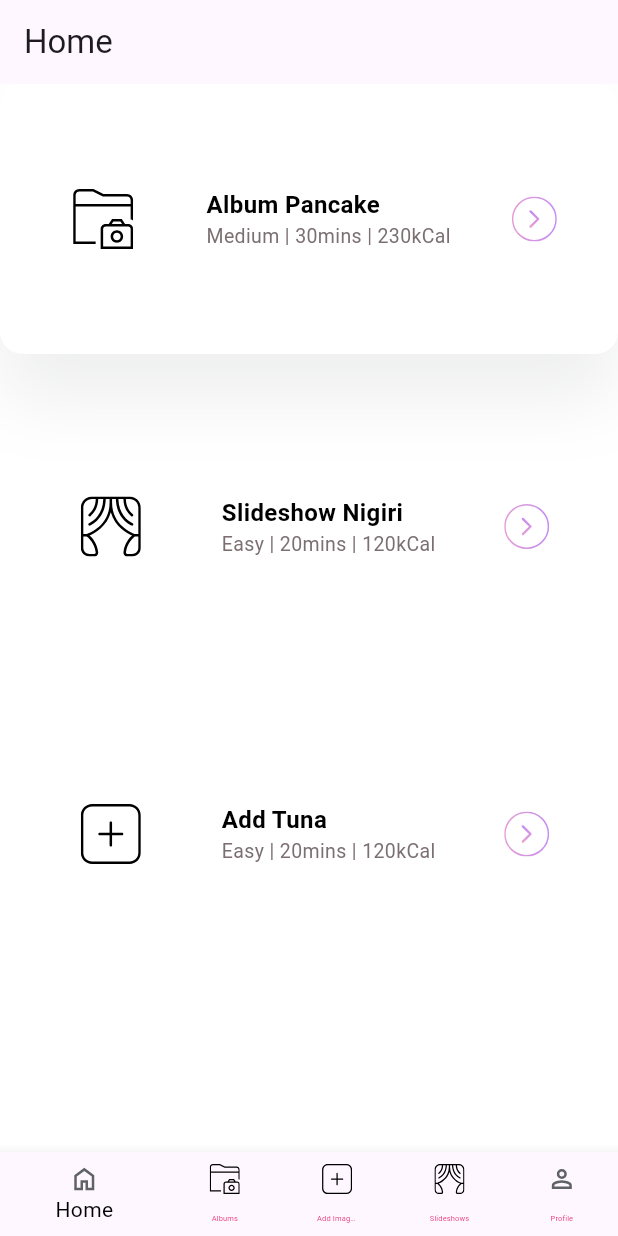
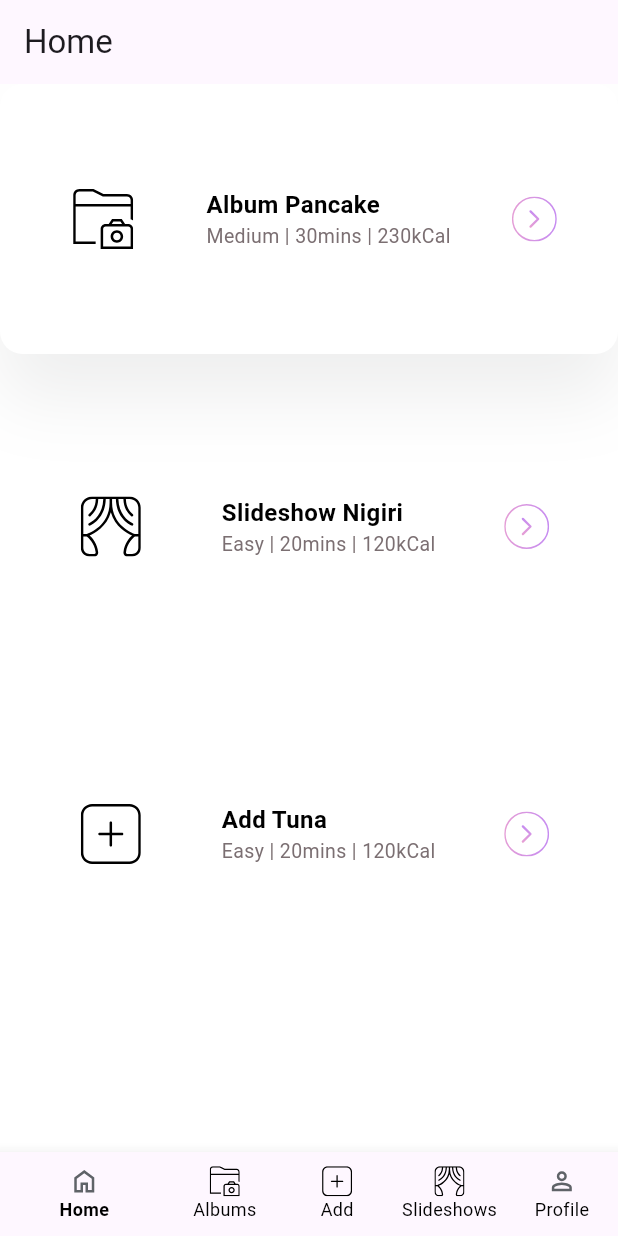
Before and after one commit to jaysteele13/moods_on_display, a Flutter app: the screen it shows once a user with an empty profile is signed in, on a phone screen of 412 x 824 dp. Run offline on Flutter 3.47's test engine with Material 3 defaults, Android fonts, the phone set to English and light mode, and no system bars; our stand-ins replace firebase_auth, firebase_core, flutter_svg, google_sign_in; accounts and stored records are empty.

Commit message:
nav working

```diff
--- a/lib/logic/navigation/navbar_widget.dart
+++ b/lib/logic/navigation/navbar_widget.dart
@@ -18,45 +18,45 @@ class _NavigationMenuState extends State<NavigationMenu> {
         return BottomNavigationBar(
           currentIndex: navigationProvider.currentIndex,
           onTap: (index) {
+          if (index != navigationProvider.currentIndex) {
             navigationProvider.setIndex(index);
 
-
-            // based on index determine what happens next, have page manager
-            // Custom actions based on the index
             switch (index) {
               case 0:
-                // Navigate to Home Screen or perform a Home action
                 Navigator.pushReplacementNamed(context, '/home');
-                // print('index: ${navigationProvider.currentIndex}');
                 break;
               case 1:
-                // Navigate to Albums Screen or perform an Albums action
-                // Navigator.pushNamed(context, '/albums');
-                print('index: ${navigationProvider.currentIndex}');
+                // Navigator.pushReplacementNamed(context, '/albums');
                 break;
               case 2:
-                // Navigate to Add Images Screen or perform an Add Images action
-                // Navigator.pushNamed(context, '/add_images');
-                print('index: ${navigationProvider.currentIndex}');
+                // Navigator.pushReplacementNamed(context, '/add_images');
                 break;
               case 3:
-                // Navigate to Slideshows Screen or perform a Slideshows action
-                // Navigator.pushNamed(context, '/slideshows');
-                print('index: ${navigationProvider.currentIndex}');
+                // Navigator.pushReplacementNamed(context, '/slideshows');
                 break;
               case 4:
-                // Navigate to Profile Screen or perform a Profile action
                 Navigator.pushReplacementNamed(context, '/profile');
                 break;
               default:
                 break;
             }
-          },
+          }
+        },
           fixedColor: Colors.black,
           showSelectedLabels: true,
           showUnselectedLabels: true,
-          unselectedItemColor: Colors.pink,
-          unselectedFontSize: 5,
+          unselectedItemColor: Colors.black,
+          unselectedFontSize: 10, // Slightly increased font size
+          selectedLabelStyle: TextStyle(
+            overflow: TextOverflow.visible,
+            fontSize: 12,
+            fontWeight: FontWeight.bold,
+          ),
+          unselectedLabelStyle: TextStyle(
+            overflow: TextOverflow.visible,
+            fontSize: 12,
+            color: Colors.black54,
+          ),
 
           items: [
             BottomNavigationBarItem(
@@ -81,7 +81,7 @@ class _NavigationMenuState extends State<NavigationMenu> {
                 height: 20,
                 width: 20,
               ),
-              label: 'Add Images',
+              label: 'Add',
             ),
             BottomNavigationBarItem(
               icon: SvgPicture.asset(
```
